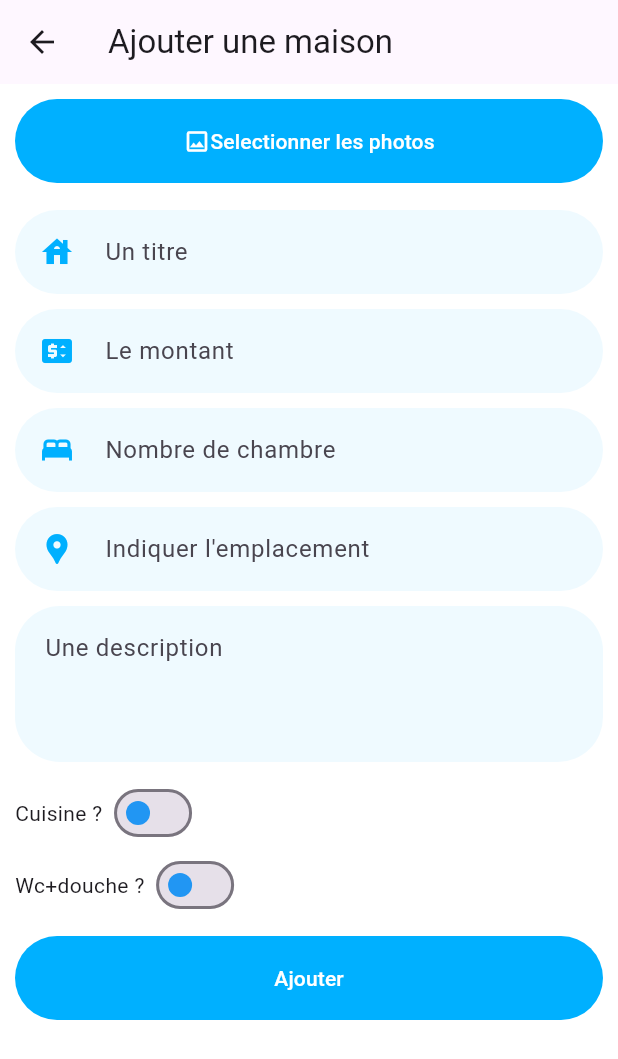
After one commit to JordanNONO/EASYROOM, a Flutter app: the AddHousePage screen opened directly, on a phone screen of 412 x 824 dp. The commit adds this screen. Shown: the top 1059 px of the screen. Run offline on Flutter 3.47's test engine with Material 3 defaults, Android fonts, the phone set to English and light mode, and no system bars; our stand-ins replace animated_splash_screen, concentric_transition, flutter_secure_storage, flutter_svg, image_picker, lottie; accounts and stored records are empty.

Commit message:
add house form and request

```diff
--- /dev/null
+++ b/easyroom/easyroom-Nathan/lib/home/pages/AddHousePage.dart
@@ -0,0 +1,270 @@
+import 'dart:io';
+import 'package:easyroom/constants.dart';
+import 'package:easyroom/home/index.dart';
+import 'package:easyroom/requests/constant.dart';
+import 'package:flutter/material.dart';
+import 'package:image_picker/image_picker.dart';
+import 'package:http/http.dart' as http;
+import 'package:flutter_secure_storage/flutter_secure_storage.dart';
+
+const storage = FlutterSecureStorage();
+
+class AddHousePage extends StatefulWidget {
+  const AddHousePage({super.key});
+
+  @override
+  _AddHousePageState createState() => _AddHousePageState();
+}
+
+class _AddHousePageState extends State<AddHousePage> {
+  late File _image;
+  List<XFile>? _mediaFileList;
+  final ImagePicker _picker = ImagePicker();
+  final TextEditingController _labelController = TextEditingController();
+  final TextEditingController _locationController = TextEditingController();
+  final TextEditingController _priceController = TextEditingController();
+  final TextEditingController _bedroomsController = TextEditingController();
+  final TextEditingController _descriptionController = TextEditingController();
+  bool _bathrooms = false;
+  bool _kitchen = false;
+
+  Future getImage() async {
+    final List<XFile> pickedFileList = await _picker.pickMultiImage();
+
+    setState(() {
+      _mediaFileList = pickedFileList;
+    });
+  }
+
+  Future<void> uploadHouse() async {
+    showDialog(
+      context: context,
+      barrierDismissible: false,
+      builder: (BuildContext context) {
+        return const Center(
+          child: CircularProgressIndicator(color: Colors.blue,), // Display the CircularProgressIndicator
+        );
+      },
+    );
+    final token = await storage.read(key: 'token');
+    final uri = Uri.parse(
+        '$BASE_URL/house/add'); // Remplacez par l'URL de votre endpoint
+    final request = http.MultipartRequest('POST', uri)
+      ..fields['title'] = _labelController.text
+      ..fields['location'] = _locationController.text
+      ..fields['price'] = _priceController.text
+      ..fields['bedrooms'] = _bedroomsController.text
+      ..fields['description'] = _descriptionController.text
+      ..fields['bathrooms'] = _bathrooms.toString()
+      ..fields['kitchen'] = _kitchen.toString();
+
+    for (var i = 0; i < _mediaFileList!.length; i++) {
+      final byteData = await _mediaFileList![i].readAsBytes();
+      final buffer = byteData.buffer.asUint8List();
+      final multipartFile = http.MultipartFile.fromBytes(
+        'images',
+        buffer,
+        filename: _mediaFileList![i].name,
+      );
+      request.files.add(multipartFile);
+    }
+
+    request.headers['Authorization'] = 'Bearer $token';
+    request.headers['Content-Type'] = 'multipart/form-data';
+
+    final response = await http.Response.fromStream(await request.send());
+    if (response.statusCode == 201) {
+      // Traitement après succès de l'envoi des données
+      Navigator.pop(context);
+      Navigator.push(context, MaterialPageRoute(builder: (context)=>HomePage()));
+      print('House added successfully');
+    } else {
+      // Traitement en cas d'erreur
+      print('Failed to add house');
+    }
+  }
+
+
+  @override
+  Widget build(BuildContext context) {
+    return Scaffold(
+      appBar: AppBar(
+        title: const Text('Ajouter une maison'),
+      ),
+      body: SingleChildScrollView(
+          child: Form(
+              child: Padding(
+        padding: const EdgeInsets.all(10),
+        child: Column(
+          crossAxisAlignment: CrossAxisAlignment.start,
+          children: [
+            SizedBox(
+              child: ElevatedButton(
+                onPressed: getImage,
+
+                child: const Row(
+                  mainAxisAlignment: MainAxisAlignment.center,
+                  crossAxisAlignment: CrossAxisAlignment.center,
+                  children: [
+                    Icon(Icons.image_outlined),
+                    Text("Selectionner les photos")
+                  ],
+                ),
+              ) ,
+            ),
+            const SizedBox(height: 18,),
+            TextFormField(
+              controller: _labelController,
+              keyboardType: TextInputType.text,
+              textInputAction: TextInputAction.next,
+              cursorColor: kPrimaryColor,
+              onSaved: (email) {},
+              decoration: const InputDecoration(
+                hintText: "Un titre",
+                prefixIcon: Padding(
+                  padding: EdgeInsets.all(defaultPadding),
+                  child: Icon(Icons.house),
+                ),
+              ),
+              validator: (String? value) {
+                if (value == null || value.isEmpty) {
+                  return 'Le contact est requis';
+                }
+                return null;
+              },
+            ),
+            const SizedBox(
+              height: 10,
+            ),
+            TextFormField(
+              controller: _priceController,
+              keyboardType: TextInputType.number,
+              textInputAction: TextInputAction.next,
+              cursorColor: kPrimaryColor,
+              onSaved: (email) {},
+              decoration: const InputDecoration(
+                hintText: "Le montant",
+                prefixIcon: Padding(
+                  padding: EdgeInsets.all(defaultPadding),
+                  child: Icon(Icons.price_change),
+                ),
+              ),
+              validator: (String? value) {
+                if (value == null || value.isEmpty) {
+                  return 'Le montant est requis';
+                }
+                return null;
+              },
+            ),
+            const SizedBox(height: 10,),
+            TextFormField(
+              controller: _bedroomsController,
+              keyboardType: TextInputType.number,
+              textInputAction: TextInputAction.next,
+              cursorColor: kPrimaryColor,
+              onSaved: (email) {},
+              decoration: const InputDecoration(
+                hintText: "Nombre de chambre",
+                prefixIcon: Padding(
+                  padding: EdgeInsets.all(defaultPadding),
+                  child: Icon(Icons.bed),
+                ),
+              ),
+              validator: (String? value) {
+                if (value == null || value.isEmpty) {
+                  return 'Le nombre est requis';
+                }
+                return null;
+              },
+            ),
+            const SizedBox(
+              height: 10,
+            ),
+            TextFormField(
+              controller: _locationController,
+              keyboardType: TextInputType.text,
+              textInputAction: TextInputAction.next,
+              cursorColor: kPrimaryColor,
+              onSaved: (email) {},
+              decoration: const InputDecoration(
+                hintText: "Indiquer l'emplacement",
+                prefixIcon: Padding(
+                  padding: EdgeInsets.all(defaultPadding),
+                  child: Icon(Icons.location_pin),
+                ),
+              ),
+              validator: (String? value) {
+                if (value == null || value.isEmpty) {
+                  return "L'emplacement est requis";
+                }
+                return null;
+              },
+            ),
+            const SizedBox(
+              height: 10,
+            ),
+            TextFormField(
+              controller: _descriptionController,
+              keyboardType: TextInputType.text,
+              textInputAction: TextInputAction.next,
+              cursorColor: kPrimaryColor,
+              onSaved: (email) {},
+              decoration: const InputDecoration(
+                hintText: "Une description",
+                /*prefixIcon: Padding(
+                  padding: EdgeInsets.all(defaultPadding),
+                  child: Icon(Icons.price_change),
+                ),*/
+              ),
+              maxLines: 3,
+              validator: (String? value) {
+                if (value == null || value.isEmpty) {
+                  return 'Le montant est requis';
+                }
+                return null;
+              },
+            ),
+            const SizedBox(
+              height: 10,
+            ),
+           Row(
+             children: [
+               const Text("Cuisine ? "),
+               Switch(
+                   activeColor: Colors.blue,
+                   inactiveThumbColor: Colors.blue,
+                   value: _kitchen,
+                   onChanged: (bool value) {
+                     setState(() {
+                       _kitchen = value;
+                     });
+                   })
+             ],
+           ),
+            Row(
+              children: [
+                const Text("Wc+douche ? "),
+                Switch(
+                    activeColor: Colors.blue,
+                    inactiveThumbColor: Colors.blue,
+                    value: _bathrooms,
+                    onChanged: (bool value) {
+                      setState(() {
+                        _bathrooms = value;
+                      });
+                    })
+              ],
+            ),
+            const SizedBox(height: 10,),
+            SizedBox(
+              child: ElevatedButton(
+                onPressed: uploadHouse,
+                child: const Text("Ajouter"),
+              ),
+            )
+          ],
+        ),
+      ))),
+    );
+  }
+}
--- a/easyroom/easyroom-Nathan/lib/home/pages/HouseDetail.dart
+++ b/easyroom/easyroom-Nathan/lib/home/pages/HouseDetail.dart
@@ -11,7 +11,7 @@ class HomeRentDetailPage extends StatelessWidget {
   Widget build(BuildContext context) {
     return Scaffold(
       appBar: AppBar(
-        backgroundColor: Colors.transparent,
+
         leading: IconButton(
           icon: const Icon(Icons.arrow_back),
           onPressed: () {
--- a/easyroom/easyroom-Nathan/lib/requests/constant.dart
+++ b/easyroom/easyroom-Nathan/lib/requests/constant.dart
@@ -1,2 +1,2 @@
-String API_URL = "http://192.168.1.69:4500";
+String API_URL = "http://192.168.5.80:4500";
 String BASE_URL = "$API_URL/api/v1";
--- a/easyroom/easyroom-Nathan/pubspec.yaml
+++ b/easyroom/easyroom-Nathan/pubspec.yaml
@@ -14,6 +14,7 @@ dependencies:
   flutter_svg: ^2.0.10+1
   flutter_secure_storage: ^9.0.0
   http: ^1.2.1
+  image_picker: ^1.0.7
   # Vérifiez cette ligne pour vous assurer qu'elle a la bonne indentation et la bonne structure
   flutter:
     sdk: flutter
```
Also changed, not shown: easyroom/easyroom-Nathan/lib/home/pages/Profile.dart (+15 -0 lines), easyroom/easyroom-Nathan/pubspec.lock, 6 other files.
